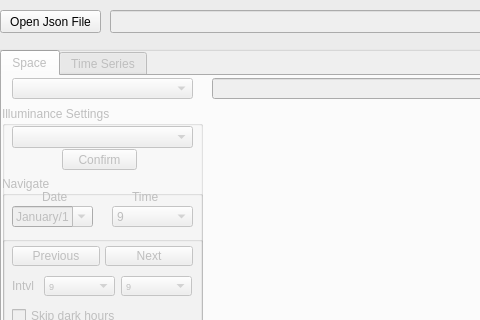
This is StadicViewer/vis/ui/ui1.ui in sariths/stadicViewer as Qt 5 draws it before an edit; both pictures show x 0 to 480 and y 0 to 320 of the 1093 by 813 pixel window. The edited form follows.
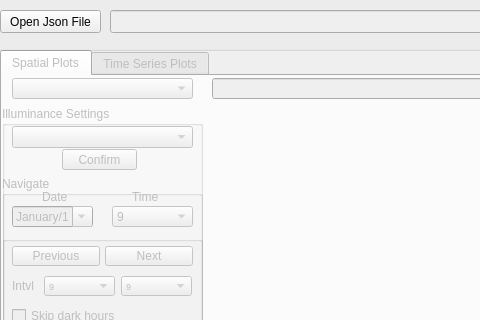
This is the edited form.

Commit message: deleted redundant py files for the pyqt viewer

Patch:
```diff
--- a/StadicViewer/vis/ui/ui1.ui
+++ b/StadicViewer/vis/ui/ui1.ui
@@ -30,7 +30,7 @@
    </property>
    <widget class="QWidget" name="tabSpace">
     <attribute name="title">
-     <string>Space</string>
+     <string>Spatial Plots</string>
     </attribute>
     <widget class="QWidget" name="verticalLayoutWidget">
      <property name="geometry">
@@ -1697,7 +1697,7 @@
    </widget>
    <widget class="QWidget" name="tabTimeSeries">
     <attribute name="title">
-     <string>Time Series</string>
+     <string>Time Series Plots</string>
     </attribute>
    </widget>
   </widget>
```
The commit also changes 2 other files.
